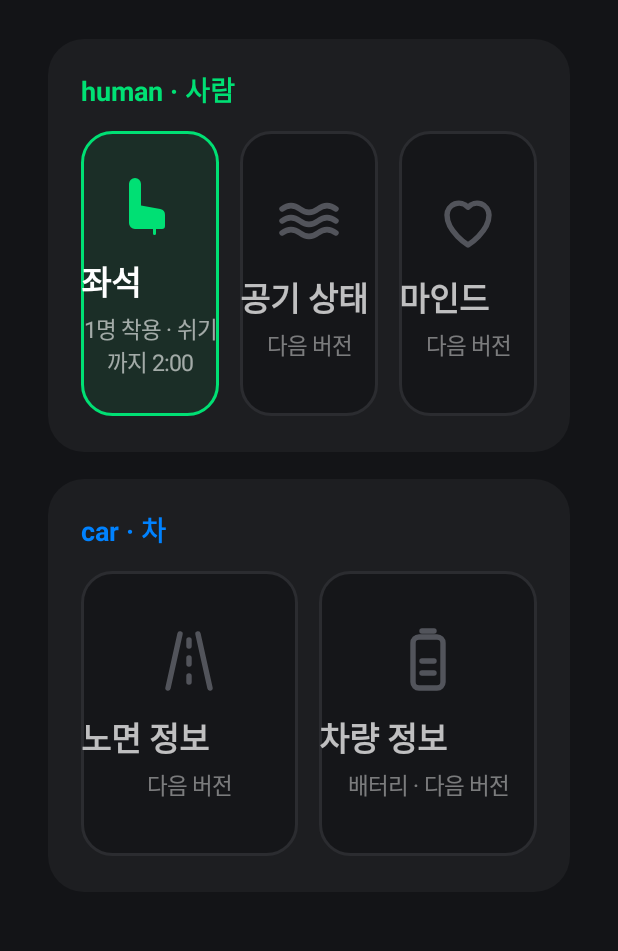
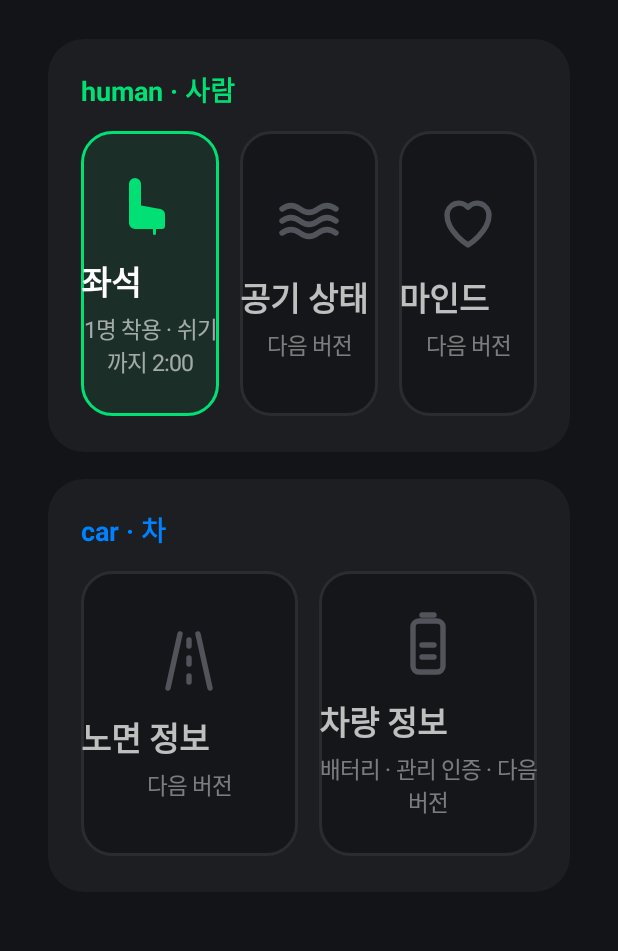
Before and after one commit to snam9072/gleo-health, an Android app: the screen it shows after launch (MainActivity), on a phone screen of 412 x 824 dp, the part 144-1095 px from its top. Run offline under Robolectric (Android 15) with nearby library versions, the phone set to English and light mode, and no system bars.

Commit message:
Gleo Health v0.3.1: road info and vehicle info tiles explain road-data and care-certification roadmap

```diff
--- a/android/app/build.gradle.kts
+++ b/android/app/build.gradle.kts
@@ -11,8 +11,8 @@ android {
         applicationId = "com.gleohealth.app"
         minSdk = 34 // 실행 대상은 Pleos Connect(AAOS API 34)뿐. Pleos 최소 요건(28, 사이닝 키 로테이션)을 넘고, Gleo 발신자 신원 확인 API(34)를 모든 지원 기기에서 쓸 수 있다 (review r4 R-1)
         targetSdk = 34
-        versionCode = 3
-        versionName = "0.3.0"
+        versionCode = 4
+        versionName = "0.3.1"
         // S1 엄격 모드: 신원을 모르는 Gleo 요청까지 거부. 에뮬레이터에서 Gleo 의 신원 공유를 확인한 뒤 true (마스터 결정 2026-11-14)
         buildConfigField("boolean", "GLEO_STRICT_SENDER", "false")
     }
--- a/android/app/src/main/res/values/strings.xml
+++ b/android/app/src/main/res/values/strings.xml
@@ -15,12 +15,12 @@
     <string name="tile_mind">마인드</string>
     <string name="tile_road">노면 정보</string>
     <string name="tile_battery">차량 정보</string>
-    <string name="tile_battery_sub">배터리 · 다음 버전</string>
+    <string name="tile_battery_sub">배터리 · 관리 인증 · 다음 버전</string>
     <string name="next_version">다음 버전</string>
     <string name="soon_air">공기 상태 — 막히는 길에서 바깥 공기가 들어오는지, 창을 닫고 오래 달렸는지 보고 환기할 때를 알려 줘요. 공조 신호를 읽는 권한을 확인한 뒤 열어요.</string>
     <string name="soon_mind">마인드 — 오래 막힌 길, 밤 운전, 긴 운전 뒤에 잠깐 숨 돌릴 때를 알려 줘요. 의료 기능이 아니라 쉬어 가기 안내예요.</string>
-    <string name="soon_road">노면 정보 — 여러 차가 지난 길의 패임·결빙 구간을 미리 알려 줘요. 차량 센서는 앱이 바로 읽을 수 없어 현대차 데이터와 연결해 열어요.</string>
-    <string name="soon_battery">차량 정보 — 배터리·타이어·경고등을 쉬운 말로 풀고 충전소·블루핸즈 찾기로 이어 줘요. 차량 신호 권한을 확인한 뒤 열어요.</string>
+    <string name="soon_road">노면 정보 — 현대차 차량이 감지한 패임·균열을 모아, 지자체는 먼저 고칠 곳을, 지도앱은 저상·고가차가 피할 길을 알 수 있게 해요. 운전자를 알 수 없게 도로 지점만 모아요.</string>
+    <string name="soon_battery">차량 정보 — 배터리·타이어·경고등을 쉬운 말로 풀고, 잘 관리한 기록을 “동급 상위 몇 퍼센트” 인증서로 남겨 중고로 팔 때 제값을 받게 해요. 인증서는 원할 때만 보여 줘요.</string>
     <string name="back_home">홈으로</string>
     <string name="seat_sub">안전벨트 · 휴식 · 자세</string>
     <string name="card_belt">안전벨트</string>
```
Also changed, not shown: 2 other files.
